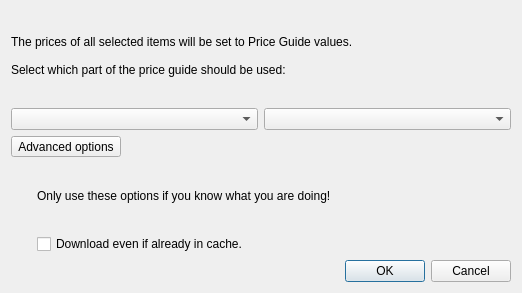
The window that src/desktop/settopriceguidedialog.ui (rgriebl/brickstore) describes before a commit, drawn with Qt 5.
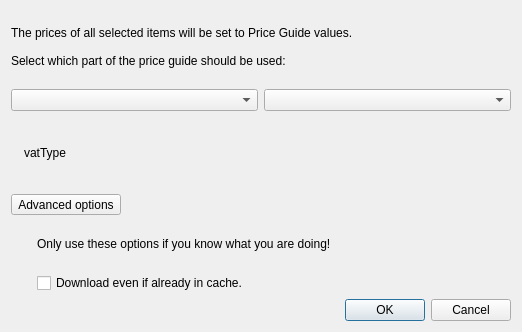
The same window after the commit. Custom widgets are drawn as their Qt base class.

```diff
--- a/src/desktop/settopriceguidedialog.ui
+++ b/src/desktop/settopriceguidedialog.ui
@@ -7,7 +7,7 @@
     <x>0</x>
     <y>0</y>
     <width>522</width>
-    <height>293</height>
+    <height>332</height>
    </rect>
   </property>
   <property name="windowTitle">
@@ -31,6 +31,30 @@
      </item>
     </layout>
    </item>
+   <item>
+    <layout class="QHBoxLayout" name="horizontalLayout_2">
+     <item>
+      <widget class="QLabel" name="w_vatTypeIcon">
+       <property name="text">
+        <string notr="true">&lt;icon&gt;</string>
+       </property>
+      </widget>
+     </item>
+     <item>
+      <widget class="QLabel" name="w_vatTypeDescription">
+       <property name="sizePolicy">
+        <sizepolicy hsizetype="MinimumExpanding" vsizetype="Preferred">
+         <horstretch>0</horstretch>
+         <verstretch>0</verstretch>
+        </sizepolicy>
+       </property>
+       <property name="text">
+        <string notr="true">vatType</string>
+       </property>
+      </widget>
+     </item>
+    </layout>
+   </item>
    <item>
     <widget class="ExpandButton" name="w_advanced_button">
      <property name="text">
```
